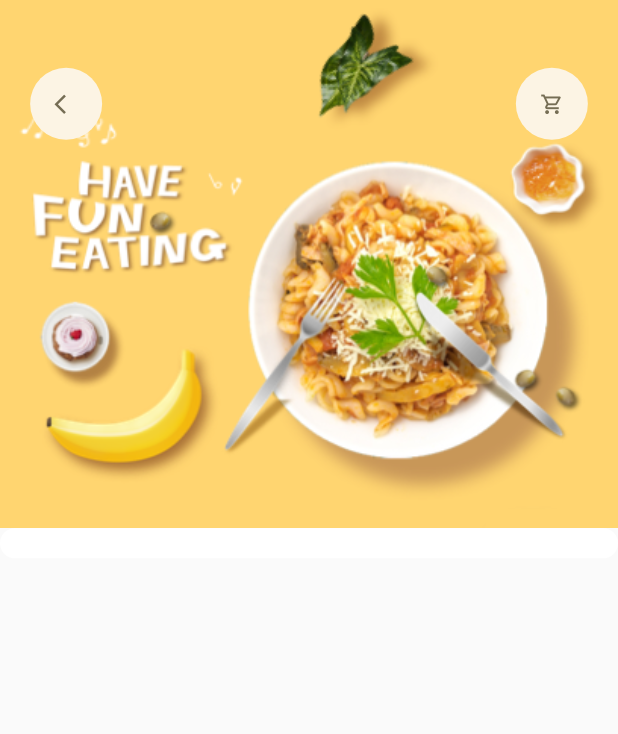
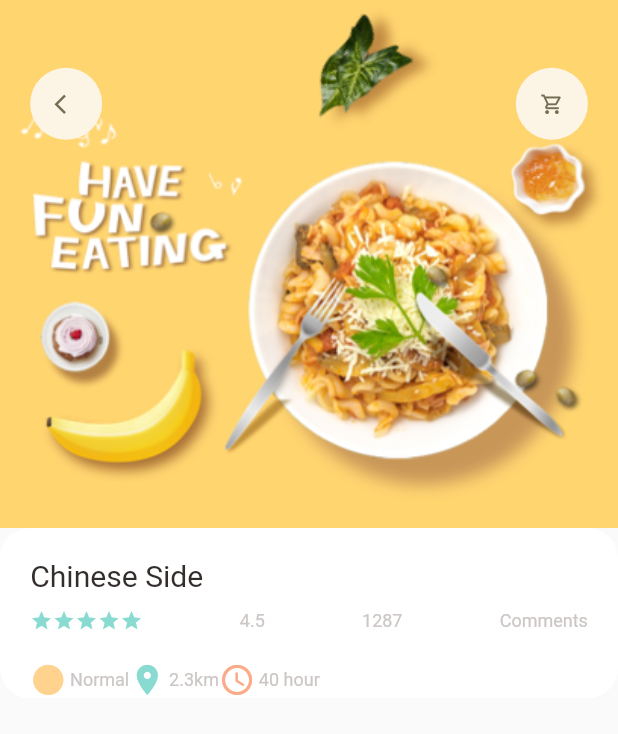
Before and after one commit to Deathkon/flow, a Flutter app: the screen it shows after launch, on a phone screen of 412 x 824 dp. Shown: the top 734 px of the screen. Run offline on Flutter 3.47's test engine with Material 2 defaults, Android fonts, the phone set to English and light mode, and no system bars; our stand-ins replace dots_indicator, get.

Commit message:
popular details with icons

```diff
--- a/lib/pages/food/popular_food_detail.dart
+++ b/lib/pages/food/popular_food_detail.dart
@@ -1,6 +1,11 @@
 import 'package:flow/utils/dimensions.dart';
 import 'package:flow/widgets/app_icon.dart';
+import 'package:flow/widgets/icon_and_text_widget.dart';
 import 'package:flutter/material.dart';
+
+import '../../utils/colors.dart';
+import '../../widgets/big_text.dart';
+import '../../widgets/small_text.dart';
 
 class PopularFoodDetails extends StatelessWidget {
   const PopularFoodDetails({Key? key}) : super(key: key);
@@ -49,6 +54,51 @@ class PopularFoodDetails extends StatelessWidget {
                   borderRadius: BorderRadius.circular(Dimensions.radius20),
                   color: Colors.white,
                 ),
+                child:  Column(
+                  crossAxisAlignment: CrossAxisAlignment.start,
+                  children: [
+                    BigText(text: "Chinese Side"),
+                    SizedBox(height: Dimensions.height10),
+                    Row(
+                      mainAxisAlignment: MainAxisAlignment.spaceBetween,
+                      children: [
+                        Wrap(
+                          children: List.generate(5, (index) { return
+                            Icon(
+                              Icons.star,
+                              color: AppColors.mainColor,
+                              size: 15,
+                            );
+                          }),
+                        ),
+                        SizedBox(width: Dimensions.width10),
+                        SmallText(text: "4.5"),
+                        SizedBox(width: Dimensions.width10),
+                        SmallText(text: "1287"),
+                        SizedBox(width: Dimensions.width10),
+                        SmallText(text: "Comments")
+                      ],
+                    ),
+                    SizedBox(height: Dimensions.height20),
+                    // time and distance
+                    Row(
+                      children: [
+                        IconAndTextWidget(
+                            icon: Icons.circle_sharp,
+                            text: "Normal",
+                            iconColor: AppColors.iconColor1),
+                        IconAndTextWidget(
+                            icon: Icons.location_on,
+                            text: "2.3km",
+                            iconColor: AppColors.mainColor),
+                        IconAndTextWidget(
+                            icon: Icons.access_time_rounded,
+                            text: "40 hour",
+                            iconColor: AppColors.iconColor2)
+                      ],
+                    ),
+                  ],
+                ),
             ),
           ),
         ],
--- a/lib/pages/home/food_page_body.dart
+++ b/lib/pages/home/food_page_body.dart
@@ -247,7 +247,22 @@ class _FoodPageBodyState extends State<FoodPageBody> {
                     ),
                     SizedBox(height: Dimensions.height20),
                     // time and distance
-
+                    Row(
+                      children: [
+                        IconAndTextWidget(
+                            icon: Icons.circle_sharp,
+                            text: "Normal",
+                            iconColor: AppColors.iconColor1),
+                        IconAndTextWidget(
+                            icon: Icons.location_on,
+                            text: "2.3km",
+                            iconColor: AppColors.mainColor),
+                        IconAndTextWidget(
+                            icon: Icons.access_time_rounded,
+                            text: "40 hour",
+                            iconColor: AppColors.iconColor2)
+                      ],
+                    ),
                   ],
                 ),
               ),
```
Also changed, not shown: 1 other file.
